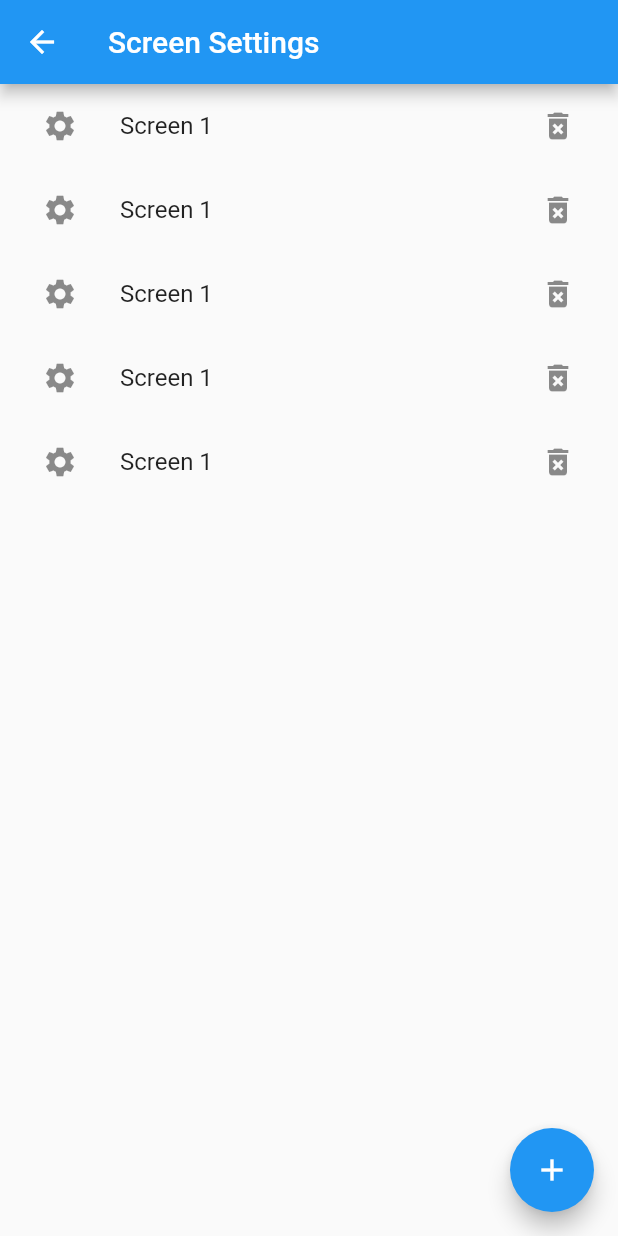
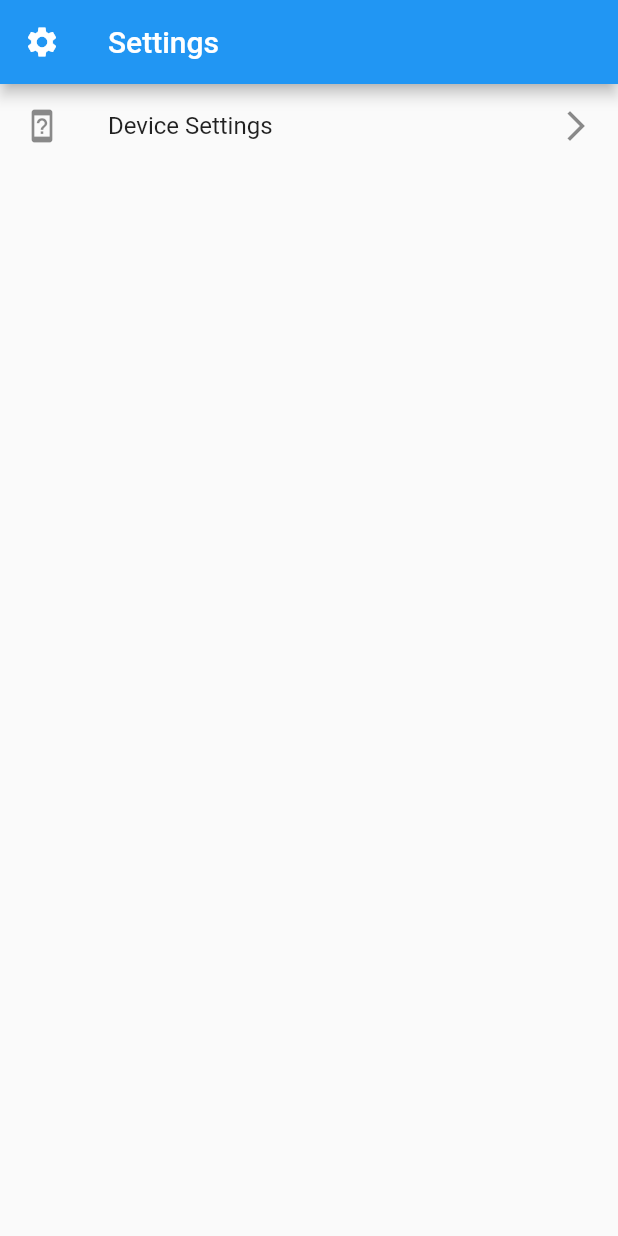
Before and after one commit to moba15/hiob_app, a Flutter app: the screen it shows after launch, after a tap on the "settings" icon, on a phone screen of 412 x 824 dp. Run offline on Flutter 3.47's test engine with Material 2 defaults, Android fonts, the phone set to English and light mode, and no system bars.

Commit message:
First Device Setting Design Pattern

```diff
--- a/lib/screens/main_screen.dart
+++ b/lib/screens/main_screen.dart
@@ -1,5 +1,6 @@
 import 'package:flutter/cupertino.dart';
 import 'package:flutter/material.dart';
+import 'package:smart_home/screens/settings/main_settings_screen.dart';
 import 'package:smart_home/setting/setting_widget.dart';
 
 class MainScreen extends StatefulWidget {
@@ -20,7 +21,7 @@ class _MainScreenState extends State<MainScreen> {
 
           Navigator.push(
           context,
-          MaterialPageRoute(builder: (context) => const SettingScreen()),
+          MaterialPageRoute(builder: (context) => const MainSettingsScreen()),
           )
           }, icon: const Icon(Icons.settings))
         ],
--- a/lib/screens/settings/device_setting_screen.dart
+++ b/lib/screens/settings/device_setting_screen.dart
@@ -0,0 +1,53 @@
+import 'package:flutter/cupertino.dart';
+import 'package:flutter/material.dart';
+
+class DeviceSettingScreen extends StatefulWidget {
+  const DeviceSettingScreen({Key? key}) : super(key: key);
+
+  @override
+  _DeviceSettingScreenState createState() => _DeviceSettingScreenState();
+}
+
+class _DeviceSettingScreenState extends State<DeviceSettingScreen> {
+  @override
+  Widget build(BuildContext context) {
+    return Scaffold(
+      appBar: AppBar(
+        title: const Text("Device Settings"),
+        leading: const Icon(Icons.device_unknown),
+      ),
+
+      body: Container(
+        child: ListView(
+          children: [
+            ListTile(
+              leading: const Icon(Icons.power_settings_new),
+              title: const Text("Device 1 (shelly)"),
+              trailing: const Icon(Icons.signal_cellular_4_bar, color: Colors.green,),
+              onTap: () => {}
+            ),
+            ListTile(
+                leading: const Icon(Icons.power_settings_new),
+                title: const Text("Device 2 (ioBroker)"),
+                trailing: const Icon(Icons.signal_cellular_4_bar, color: Colors.green,),
+                onTap: () => {}
+            ),
+            ListTile(
+                leading: const Icon(Icons.power_settings_new),
+                title: const Text("Device 3 (shelly)"),
+                trailing: const Icon(Icons.signal_cellular_off, color: Colors.red,),
+                onTap: () => {}
+            ),
+            ListTile(
+                leading: const Icon(Icons.power_settings_new),
+                title: const Text("Device 4 (ioBroker)"),
+                trailing: const Icon(Icons.signal_cellular_4_bar, color: Colors.green,),
+                onTap: () => {}
+            )
+          ],
+        ),
+      ),
+
+    );
+  }
+}
--- a/lib/screens/settings/main_settings_screen.dart
+++ b/lib/screens/settings/main_settings_screen.dart
@@ -0,0 +1,35 @@
+import 'package:flutter/cupertino.dart';
+import 'package:flutter/material.dart';
+import 'package:smart_home/screens/settings/device_setting_screen.dart';
+
+class MainSettingsScreen extends StatelessWidget {
+  const MainSettingsScreen({Key? key}) : super(key: key);
+
+  @override
+  Widget build(BuildContext context) {
+    return Scaffold(
+      appBar: AppBar(
+        title: const Text("Settings"),
+        leading: const Icon(Icons.settings),
+      ),
+
+      body: ListView(
+        children: [
+          ListTile(
+            title: const Text("Device Settings"),
+            leading: const Icon(Icons.device_unknown),
+            trailing: const Icon(Icons.arrow_forward_ios),
+            onTap: () => {
+
+              Navigator.push(
+                context,
+                MaterialPageRoute(builder: (context) => const DeviceSettingScreen()),
+              )
+
+            },
+          )
+        ],
+      ),
+    );
+  }
+}
```
